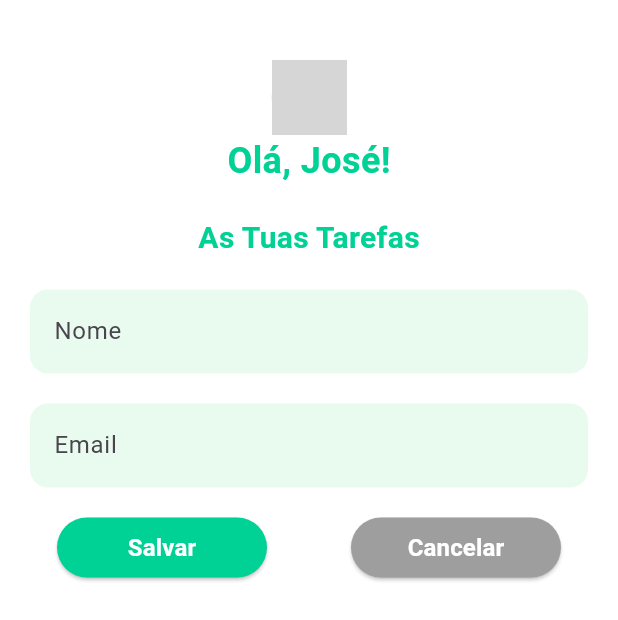
After one commit to lalescadias/todolistfluter, a Flutter app: the PerfilPage screen opened directly, on a phone screen of 412 x 824 dp. The commit adds this screen. Shown: the top 620 px of the screen. Run offline on Flutter 3.47's test engine with Material 3 defaults, Android fonts, the light colour scheme and no system bars; grey boxes are pictures that could not be loaded.

Commit message:
coloquei o perfil so nao esta a buscar e nem salvar

```diff
--- /dev/null
+++ b/lib/perfil.dart
@@ -0,0 +1,179 @@
+import 'package:flutter/material.dart';
+
+class PerfilPage extends StatefulWidget {
+  const PerfilPage({super.key});
+
+  @override
+  State<PerfilPage> createState() => _PerfilPageState();
+}
+
+class _PerfilPageState extends State<PerfilPage> {
+  final _formKey = GlobalKey<FormState>();
+  final _nome = TextEditingController();
+  final _email = TextEditingController();
+
+  @override
+  Widget build(BuildContext context) {
+    return Scaffold(
+      backgroundColor: Colors.white,
+      body: Padding(
+        padding: const EdgeInsets.symmetric(horizontal: 20, vertical: 40),
+        child: Column(
+          children: [
+            _avatar(),
+            SizedBox(width: 16),
+            _saudacao(),
+            const SizedBox(height: 20),
+            _nomeField(_nome),
+            const SizedBox(height: 20),
+            _emailField(_email),
+            const SizedBox(height: 20),
+            Row(
+              mainAxisAlignment: MainAxisAlignment.spaceEvenly,
+              children: [
+                _buttonSalvar(context, _formKey, _nome, _email),
+                SizedBox(width: 20),
+                _buttonCancelar(context),
+              ],
+            ),
+          ],
+        ),
+      ),
+    );
+  }
+}
+
+Widget _avatar() {
+  return const CircleAvatar(
+    radius: 25,
+    backgroundImage: AssetImage('/avatar.png'),
+  );
+}
+
+Widget _saudacao() {
+  return Column(
+    crossAxisAlignment: CrossAxisAlignment.center,
+    children: const [
+      Text(
+        'Olá, José!',
+        style: TextStyle(
+          color: Color(0xFF00D195),
+          fontSize: 24,
+          fontWeight: FontWeight.bold,
+        ),
+      ),
+      SizedBox(height: 20),
+      Text(
+        'As Tuas Tarefas',
+        style: TextStyle(
+          color: Color(0xFF00D195),
+          fontSize: 20,
+          fontWeight: FontWeight.w600,
+        ),
+      ),
+    ],
+  );
+}
+
+Widget _nomeField(TextEditingController controller) {
+  return TextFormField(
+    controller: controller,
+    keyboardType: TextInputType.name,
+    decoration: InputDecoration(
+      filled: true,
+      fillColor: Color(0xFFE9FBEF),
+      labelText: 'Nome',
+      border: OutlineInputBorder(
+        borderRadius: BorderRadius.circular(12),
+        borderSide: BorderSide.none,
+      ),
+    ),
+    validator: (value) {
+      if (value == null || value.isEmpty) {
+        return 'Por favor introduza o nome';
+      }
+      return null;
+    },
+  );
+}
+
+Widget _emailField(TextEditingController controller) {
+  return TextFormField(
+    controller: controller,
+    keyboardType: TextInputType.emailAddress,
+    decoration: InputDecoration(
+      filled: true,
+      fillColor: Color(0xFFE9FBEF),
+      labelText: 'Email',
+      border: OutlineInputBorder(
+        borderRadius: BorderRadius.circular(12),
+        borderSide: BorderSide.none,
+      ),
+    ),
+    validator: (value) {
+      if (value == null || value.isEmpty) {
+        return 'Por favor introduza o email';
+      }
+      if (!RegExp(r'^[^@]+@[^@]+\.[^@]+').hasMatch(value)) {
+        return 'Por favor introduza um email válido';
+      }
+      return null;
+    },
+  );
+}
+
+Widget _buttonCancelar(BuildContext context) {
+  return SizedBox(
+    height: 40,
+    width: 140,
+    child: ElevatedButton(
+      style: ElevatedButton.styleFrom(
+        backgroundColor: Colors.grey,
+        shape: RoundedRectangleBorder(borderRadius: BorderRadius.circular(30)),
+      ),
+      onPressed: () {
+        Navigator.pop(context);
+      },
+      child: const Text(
+        'Cancelar',
+        style: TextStyle(
+          fontSize: 16,
+          fontWeight: FontWeight.bold,
+          color: Colors.white,
+        ),
+      ),
+    ),
+  );
+}
+
+Widget _buttonSalvar(
+  BuildContext context,
+  GlobalKey<FormState> formKey,
+  TextEditingController nomeController,
+  TextEditingController emailController,
+) {
+  return SizedBox(
+    height: 40,
+    width: 140,
+    child: ElevatedButton(
+      style: ElevatedButton.styleFrom(
+        backgroundColor: Color(0xFF00D195),
+        shape: RoundedRectangleBorder(borderRadius: BorderRadius.circular(30)),
+      ),
+      onPressed: () {
+        if (formKey.currentState!.validate()) {
+          Navigator.pop(context);
+          // Aqui add logica para salvar os dados do perfil
+        }
+      },
+      child: const Text(
+        'Salvar',
+        style: TextStyle(
+          fontSize: 16,
+          fontWeight: FontWeight.bold,
+          color: Colors.white,
+        ),
+      ),
+    ),
+  );
+}
--- a/lib/tarefas_page.dart
+++ b/lib/tarefas_page.dart
@@ -1,6 +1,7 @@
 import 'package:flutter/material.dart';
 import 'criar_tarefa.dart';
 import 'detalhes_tarefa.dart';
+import 'perfil.dart';
 
 final List<Map<String, String>> tarefas = [
   {
@@ -37,7 +38,7 @@ class _TarefasPageState extends State<TarefasPage> {
         padding: const EdgeInsets.symmetric(horizontal: 20, vertical: 40),
         child: Column(
           children: [
-            _avatar(),
+            _avatar(context),
             SizedBox(width: 16),
             _saudacao(),
             const SizedBox(height: 20),
@@ -51,12 +52,18 @@ class _TarefasPageState extends State<TarefasPage> {
   }
 }
 
-Widget _avatar() {
-  return const CircleAvatar(
-    radius: 25,
-    backgroundImage: AssetImage('/avatar.png'),
+Widget _avatar(BuildContext context) {
+  return GestureDetector(
+    onTap: () {
+       Navigator.push(context, MaterialPageRoute(builder: (_) => const PerfilPage()));
+    },
+    child: const CircleAvatar(
+      radius: 25,
+      backgroundImage: AssetImage('/avatar.png'),
+    ),
   );
 }
+
 
 Widget _saudacao() {
   return Column(
```
